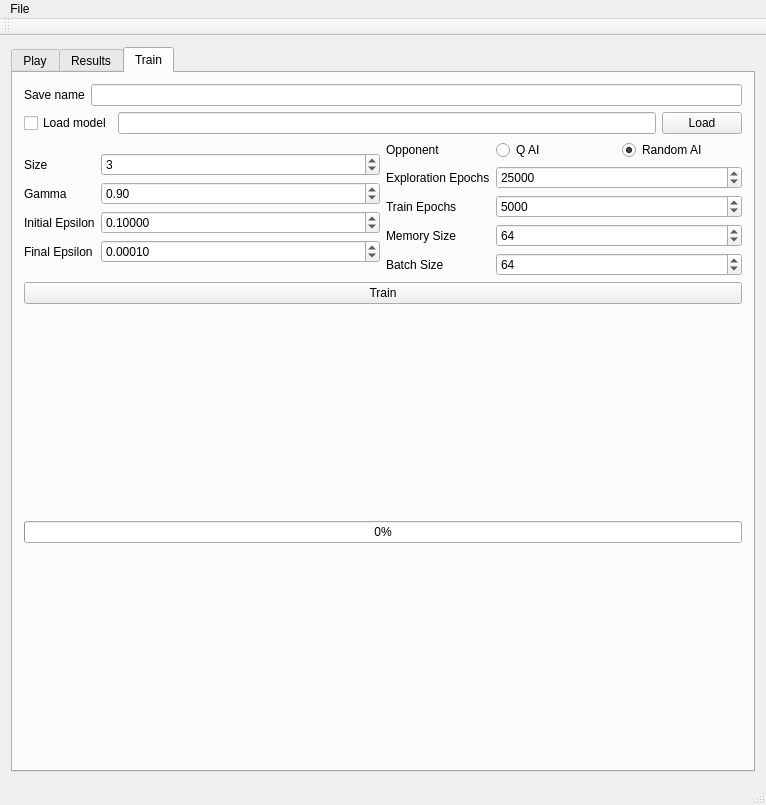
Above: TIPE_Hex_QT/mainwindow.ui from Phyronnaz/TIPE_Hex before the change. Below: the same form after it.
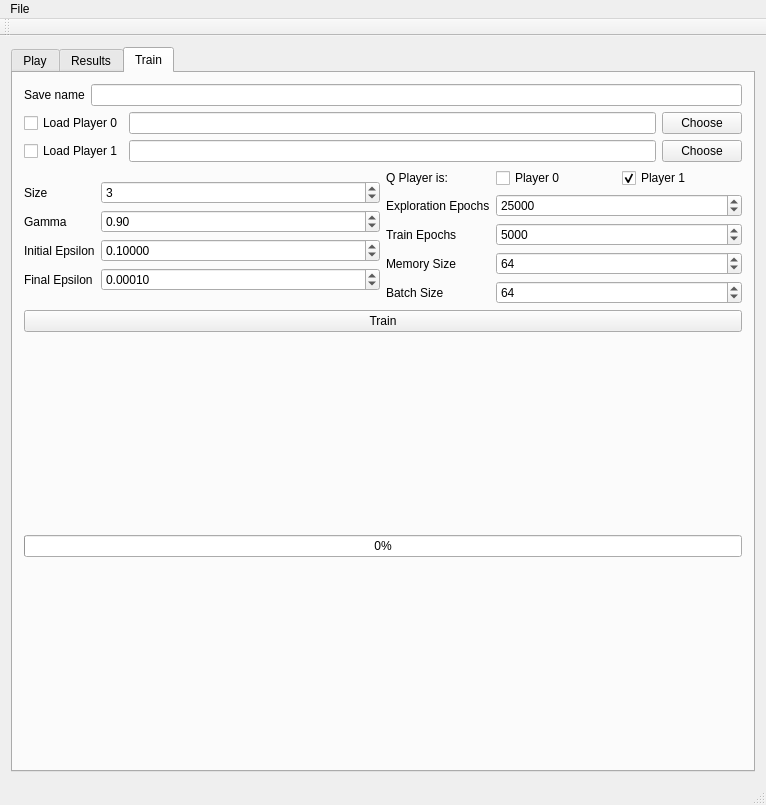
That is the form after the change.

Commit message: Multiple models

The edit to the form file:
```diff
--- a/TIPE_Hex_QT/mainwindow.ui
+++ b/TIPE_Hex_QT/mainwindow.ui
@@ -434,17 +434,46 @@
           <item>
            <widget class="QCheckBox" name="checkBoxLoadModel">
             <property name="text">
-             <string>Load model</string>
+             <string>Load Player 0</string>
             </property>
            </widget>
           </item>
           <item>
-           <widget class="QLineEdit" name="lineEditLoadModel"/>
+           <widget class="QLineEdit" name="lineEditLoadPlayer0">
+            <property name="readOnly">
+             <bool>true</bool>
+            </property>
+           </widget>
           </item>
           <item>
            <widget class="QPushButton" name="pushButtonLoad">
             <property name="text">
-             <string>Load</string>
+             <string>Choose</string>
+            </property>
+           </widget>
+          </item>
+         </layout>
+        </item>
+        <item>
+         <layout class="QHBoxLayout" name="horizontalLayout_3">
+          <item>
+           <widget class="QCheckBox" name="checkBoxLoadPlayer1">
+            <property name="text">
+             <string>Load Player 1</string>
+            </property>
+           </widget>
+          </item>
+          <item>
+           <widget class="QLineEdit" name="lineEditLoadPlayer1">
+            <property name="readOnly">
+             <bool>true</bool>
+            </property>
+           </widget>
+          </item>
+          <item>
+           <widget class="QPushButton" name="pushButtonChoosePlayer1">
+            <property name="text">
+             <string>Choose</string>
             </property>
            </widget>
           </item>
@@ -562,26 +591,23 @@
             <item row="0" column="0">
              <widget class="QLabel" name="label">
               <property name="text">
-               <string>Opponent</string>
+               <string>Q Player is:</string>
               </property>
              </widget>
             </item>
             <item row="0" column="1">
              <layout class="QHBoxLayout" name="horizontalLayout_4">
               <item>
-               <widget class="QRadioButton" name="radioButtonQAI">
+               <widget class="QCheckBox" name="checkBoxPlayer0">
                 <property name="text">
-                 <string>Q AI</string>
-                </property>
-                <property name="checked">
-                 <bool>false</bool>
+                 <string>Player 0</string>
                 </property>
                </widget>
               </item>
               <item>
-               <widget class="QRadioButton" name="radioButtonRandomAI">
+               <widget class="QCheckBox" name="checkBoxPlayer1">
                 <property name="text">
-                 <string>Random AI</string>
+                 <string>Player 1</string>
                 </property>
                 <property name="checked">
                  <bool>true</bool>
```
Left out of the diff: 12 changed lines with no effect on the pictures. The commit also changes 7 other files.
